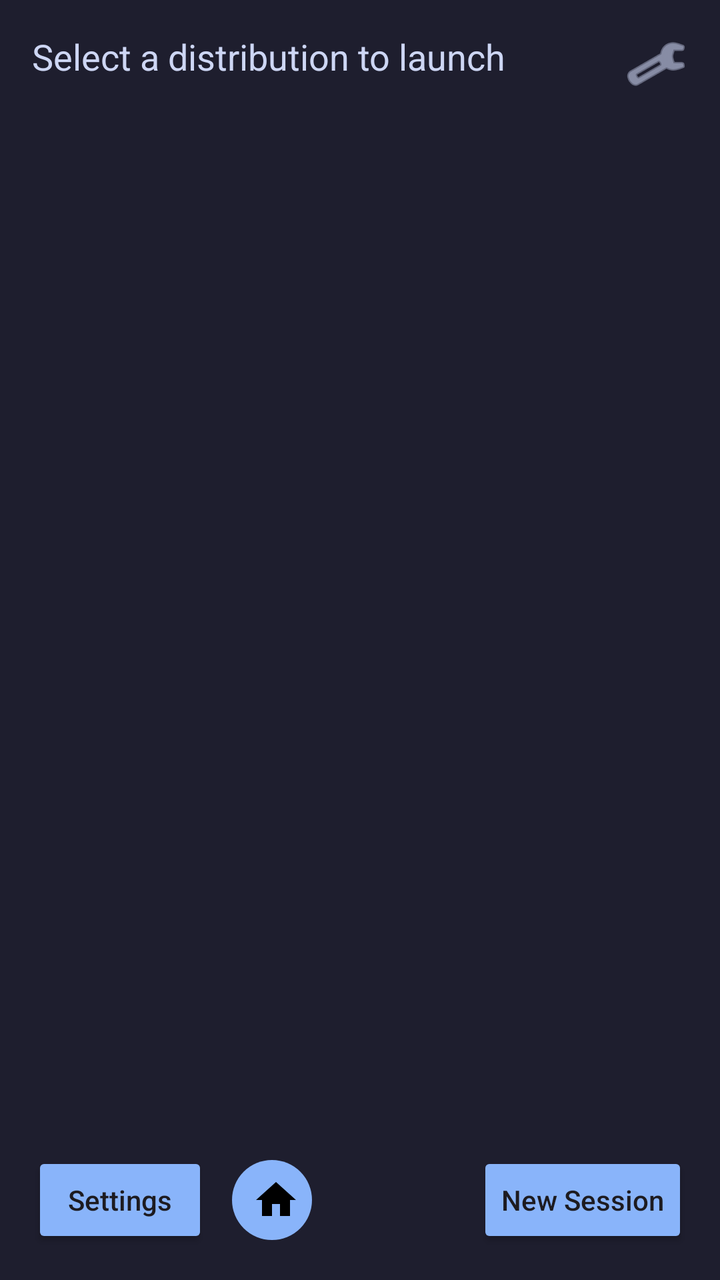
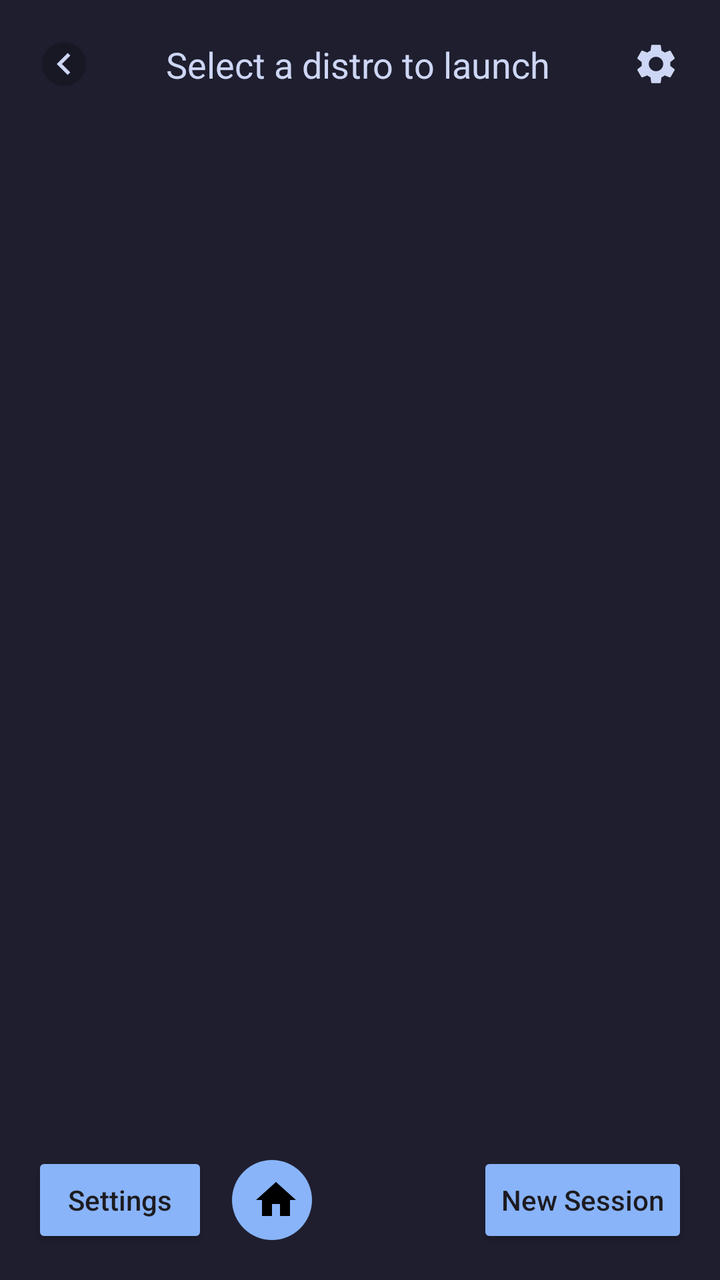

Compare the two renders of this Android layout. The source of the first and the diff that turns it into the second are given below.
<!-- AndroidManifest.xml: activity theme Theme.RedTermApp -->
<!-- res/layout/activity_main.xml -->
<?xml version="1.0" encoding="utf-8"?>
<androidx.constraintlayout.widget.ConstraintLayout
    xmlns:android="http://schemas.android.com/apk/res/android"
    xmlns:app="http://schemas.android.com/apk/res-auto"
    android:layout_width="match_parent"
    android:layout_height="match_parent"
    android:background="?attr/terminalBg"
    android:fitsSystemWindows="true">

    <TextView
        android:id="@+id/welcome_text"
        android:layout_width="wrap_content"
        android:layout_height="wrap_content"
        android:text="Select a distribution to launch"
        android:textColor="?attr/terminalText"
        android:textSize="18sp"
        android:layout_margin="16dp"
        app:layout_constraintTop_toTopOf="parent"
        app:layout_constraintStart_toStartOf="parent" />

    <ImageButton
        android:id="@+id/settings_gear"
        android:layout_width="48dp"
        android:layout_height="48dp"
        android:src="@android:drawable/ic_menu_manage"
        android:scaleType="centerInside"
        android:background="?attr/selectableItemBackgroundBorderless"
        android:contentDescription="Settings"
        android:tint="?attr/terminalText"
        app:layout_constraintTop_toTopOf="parent"
        app:layout_constraintEnd_toEndOf="parent"
        android:layout_margin="8dp" />

    <ScrollView
        android:layout_width="match_parent"
        android:layout_height="0dp"
        android:layout_margin="16dp"
        app:layout_constraintTop_toBottomOf="@id/welcome_text"
        app:layout_constraintBottom_toTopOf="@id/settings_button">

        <LinearLayout
            android:id="@+id/distro_list"
            android:layout_width="match_parent"
            android:layout_height="wrap_content"
            android:orientation="vertical" />

    </ScrollView>

    <Button
        android:id="@+id/settings_button"
        android:layout_width="wrap_content"
        android:layout_height="48dp"
        android:text="@string/settings"
        android:textAllCaps="false"
        android:backgroundTint="?attr/colorPrimary"
        app:layout_constraintBottom_toBottomOf="parent"
        app:layout_constraintStart_toStartOf="parent"
        android:layout_margin="16dp" />

    <com.google.android.material.button.MaterialButton
        android:id="@+id/add_distro_button"
        style="@style/Widget.Material3.Button.IconButton"
        android:layout_width="48dp"
        android:layout_height="48dp"
        app:icon="@drawable/ic_home"
        app:iconTint="?attr/colorOnPrimary"
        app:iconSize="24dp"
        app:backgroundTint="?attr/colorPrimary"
        app:layout_constraintBottom_toBottomOf="parent"
        app:layout_constraintStart_toEndOf="@id/settings_button"
        android:layout_marginStart="8dp"
        android:layout_marginBottom="16dp" />

    <Button
        android:id="@+id/new_session_button"
        android:layout_width="wrap_content"
        android:layout_height="48dp"
        android:text="@string/new_session"
        android:textAllCaps="false"
        android:backgroundTint="?attr/colorPrimary"
        app:layout_constraintBottom_toBottomOf="parent"
        app:layout_constraintEnd_toEndOf="parent"
        android:layout_margin="16dp" />

</androidx.constraintlayout.widget.ConstraintLayout>
<!-- resources referenced by this layout -->
<resources>
  <!-- drawable ic_home (drawable) -->
  <vector xmlns:android="http://schemas.android.com/apk/res/android"
      android:width="24dp"
      android:height="24dp"
      android:viewportWidth="24"
      android:viewportHeight="24"
      android:tint="#FFFFFF">
      <path
          android:fillColor="#FFFFFF"
          android:pathData="M10,20v-6h4v6h5v-8h3L12,3 2,12h3v8z" />
  </vector>
  <string name="new_session">New Session</string>
  <string name="settings">Settings</string>
  <style name="Theme.RedTermApp" parent="Theme.Material3.DayNight.NoActionBar">
          <item name="colorPrimary">@color/primary</item>
          <item name="colorOnPrimary">@color/black</item>
          <item name="colorSurface">@color/surface</item>
          <item name="colorOnSurface">@color/on_surface</item>
          <item name="android:statusBarColor">@color/terminal_bg</item>
          <item name="android:navigationBarColor">@color/terminal_bg</item>
          <item name="terminalBg">@color/terminal_bg</item>
          <item name="terminalText">@color/terminal_text</item>
          <item name="extraKeysBg">@color/extra_keys_bg</item>
          <item name="extraKeysText">@color/extra_keys_text</item>
      </style>
  <color name="primary">#FF89B4FA</color>
  <color name="black">#FF000000</color>
  <color name="surface">#FF1E1E2E</color>
  <color name="on_surface">#FFCDD6F4</color>
  <color name="terminal_bg">#FF1E1E2E</color>
  <color name="terminal_text">#FFCDD6F4</color>
  <color name="extra_keys_bg">#FF181825</color>
  <color name="extra_keys_text">#FFCDD6F4</color>
</resources>

<!-- the commit's change to res/layout/activity_main.xml (unified diff, before → after) -->
@@ -7,22 +7,37 @@
     android:background="?attr/terminalBg"
     android:fitsSystemWindows="true">
 
+    <ImageButton
+        android:id="@+id/main_back_btn"
+        android:layout_width="44dp"
+        android:layout_height="44dp"
+        android:src="@drawable/ic_back_chip"
+        android:scaleType="centerInside"
+        android:background="?attr/selectableItemBackgroundBorderless"
+        android:contentDescription="Back"
+        app:layout_constraintTop_toTopOf="parent"
+        app:layout_constraintStart_toStartOf="parent"
+        android:layout_margin="10dp" />
+
     <TextView
         android:id="@+id/welcome_text"
         android:layout_width="wrap_content"
         android:layout_height="wrap_content"
-        android:text="Select a distribution to launch"
+        android:text="Select a distro to launch"
         android:textColor="?attr/terminalText"
         android:textSize="18sp"
-        android:layout_margin="16dp"
-        app:layout_constraintTop_toTopOf="parent"
-        app:layout_constraintStart_toStartOf="parent" />
+        android:layout_marginStart="8dp"
+        android:layout_marginEnd="8dp"
+        app:layout_constraintTop_toTopOf="@id/main_back_btn"
+        app:layout_constraintBottom_toBottomOf="@id/main_back_btn"
+        app:layout_constraintStart_toEndOf="@id/main_back_btn"
+        app:layout_constraintEnd_toStartOf="@id/settings_gear" />
 
     <ImageButton
         android:id="@+id/settings_gear"
         android:layout_width="48dp"
         android:layout_height="48dp"
-        android:src="@android:drawable/ic_menu_manage"
+        android:src="@drawable/ic_gear"
         android:scaleType="centerInside"
         android:background="?attr/selectableItemBackgroundBorderless"
         android:contentDescription="Settings"
<!-- resource entries referenced after the edit -->
@@ -1,5 +1,40 @@
 <!-- resources referenced by this layout -->
 <resources>
+  <!-- drawable ic_back_chip (drawable) -->
+  <?xml version="1.0" encoding="utf-8"?>
+  <layer-list xmlns:android="http://schemas.android.com/apk/res/android">
+      <item>
+          <shape android:shape="oval">
+              <solid android:color="?attr/extraKeysBg" />
+          </shape>
+      </item>
+      <item
+          android:width="22dp"
+          android:height="22dp"
+          android:gravity="center">
+          <vector xmlns:android="http://schemas.android.com/apk/res/android"
+              android:width="22dp"
+              android:height="22dp"
+              android:viewportWidth="24"
+              android:viewportHeight="24"
+              android:tint="?attr/terminalText">
+              <path
+                  android:fillColor="#FFFFFFFF"
+                  android:pathData="M15.41,7.41 14,6l-6,6 6,6 1.41,-1.41L10.83,12z" />
+          </vector>
+      </item>
+  </layer-list>
+  <!-- drawable ic_gear (drawable) -->
+  <?xml version="1.0" encoding="utf-8"?>
+  <vector xmlns:android="http://schemas.android.com/apk/res/android"
+      android:width="24dp"
+      android:height="24dp"
+      android:viewportWidth="24"
+      android:viewportHeight="24">
+      <path
+          android:fillColor="#FFFFFF"
+          android:pathData="M19.14,12.94c0.04,-0.3 0.06,-0.61 0.06,-0.94c0,-0.32 -0.02,-0.64 -0.07,-0.94l2.03,-1.58a0.49,0.49 0,0 0,0.12 -0.61l-1.92,-3.32a0.49,0.49 0,0 0,-0.59 -0.22l-2.39,0.96c-0.5,-0.38 -1.03,-0.7 -1.62,-0.94L14.4,2.81a0.48,0.48 0,0 0,-0.47 -0.41h-3.84c-0.24,0 -0.43,0.17 -0.47,0.41L9.25,5.35c-0.59,0.24 -1.13,0.57 -1.62,0.94L5.24,5.33a0.49,0.49 0,0 0,-0.59 0.22L2.73,8.87a0.48,0.48 0,0 0,0.12 0.61l2.03,1.58C4.83,11.36 4.8,11.68 4.8,12s0.02,0.64 0.07,0.94l-2.03,1.58a0.49,0.49 0,0 0,-0.12 0.61l1.92,3.32c0.12,0.22 0.37,0.29 0.59,0.22l2.39,-0.96c0.5,0.38 1.03,0.7 1.62,0.94l0.36,2.54c0.05,0.24 0.24,0.41 0.48,0.41h3.84c0.24,0 0.44,-0.17 0.47,-0.41l0.36,-2.54c0.59,-0.24 1.13,-0.56 1.62,-0.94l2.39,0.96c0.22,0.08 0.47,0 0.59,-0.22l1.92,-3.32c0.12,-0.22 0.07,-0.47 -0.12,-0.61l-2.01,-1.58zM12,15.6A3.6,3.6 0,1 1,12 8.4a3.6,3.6 0,0 1,0 7.2z" />
+  </vector>
   <!-- drawable ic_home (drawable) -->
   <vector xmlns:android="http://schemas.android.com/apk/res/android"
       android:width="24dp"
